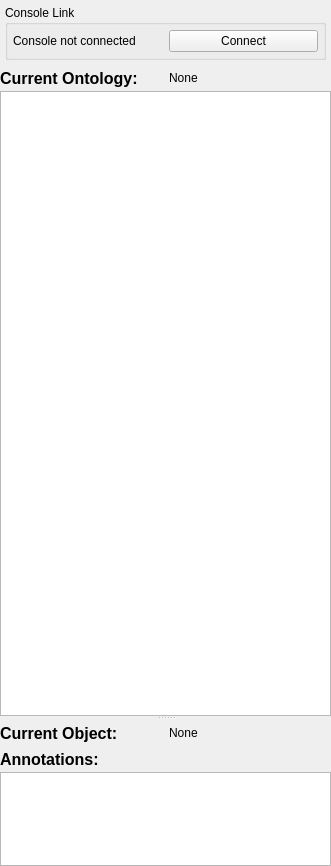
Old version of the form v3d_main/neuron_annotator/gui/AnnotationWidget.ui in the repository CBL-ORION/Vaa3D-mirror.
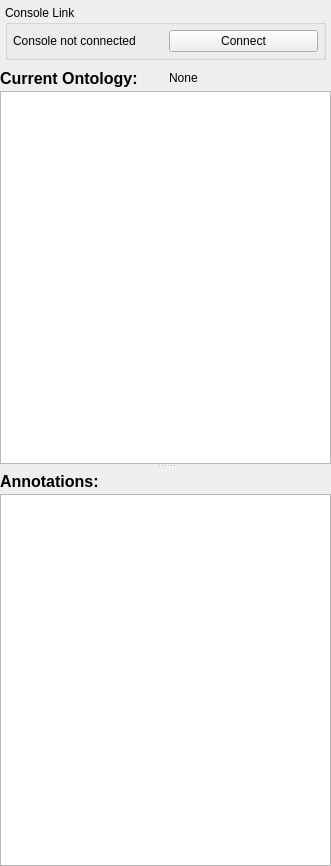
New version of the form. Custom widgets are drawn as their Qt base class.

Commit message: refactored tree implementations implemented entity tree with annotations added icons for tree nodes

Diff of the .ui file:
```diff
--- a/v3d_main/neuron_annotator/gui/AnnotationWidget.ui
+++ b/v3d_main/neuron_annotator/gui/AnnotationWidget.ui
@@ -73,7 +73,7 @@
       <property name="sizePolicy">
        <sizepolicy hsizetype="Preferred" vsizetype="Preferred">
         <horstretch>0</horstretch>
-        <verstretch>5</verstretch>
+        <verstretch>3</verstretch>
        </sizepolicy>
       </property>
       <property name="minimumSize">
@@ -161,7 +161,7 @@
       <property name="sizePolicy">
        <sizepolicy hsizetype="Preferred" vsizetype="Preferred">
         <horstretch>0</horstretch>
-        <verstretch>1</verstretch>
+        <verstretch>3</verstretch>
        </sizepolicy>
       </property>
       <property name="minimumSize">
@@ -181,70 +181,13 @@
         <number>0</number>
        </property>
        <item>
-        <widget class="QWidget" name="verticalWidget" native="true">
-         <property name="minimumSize">
-          <size>
-           <width>0</width>
-           <height>50</height>
-          </size>
-         </property>
-         <layout class="QVBoxLayout" name="verticalLayout_3">
-          <property name="spacing">
-           <number>0</number>
-          </property>
+        <widget class="QWidget" name="horizontalWidget_2" native="true">
+         <layout class="QHBoxLayout" name="horizontalLayout_2">
           <property name="margin">
            <number>0</number>
           </property>
           <item>
-           <widget class="QWidget" name="horizontalWidget_2" native="true">
-            <layout class="QHBoxLayout" name="horizontalLayout_2">
-             <property name="margin">
-              <number>0</number>
-             </property>
-             <item>
-              <widget class="QLabel" name="label_2">
-               <property name="font">
-                <font>
-                 <pointsize>12</pointsize>
-                 <weight>75</weight>
-                 <bold>true</bold>
-                </font>
-               </property>
-               <property name="text">
-                <string>Current Object:</string>
-               </property>
-               <property name="margin">
-                <number>5</number>
-               </property>
-              </widget>
-             </item>
-             <item>
-              <widget class="QLabel" name="currentObjectLabel">
-               <property name="minimumSize">
-                <size>
-                 <width>0</width>
-                 <height>26</height>
-                </size>
-               </property>
-               <property name="text">
-                <string>None</string>
-               </property>
-               <property name="margin">
-                <number>5</number>
-               </property>
-              </widget>
-             </item>
-            </layout>
-           </widget>
-          </item>
-          <item>
-           <widget class="QLabel" name="label_3">
-            <property name="minimumSize">
-             <size>
-              <width>0</width>
-              <height>26</height>
-             </size>
-            </property>
+           <widget class="QLabel" name="label_2">
             <property name="font">
              <font>
               <pointsize>12</pointsize>
@@ -255,30 +198,33 @@
             <property name="text">
              <string>Annotations:</string>
             </property>
-            <property name="alignment">
-             <set>Qt::AlignLeading|Qt::AlignLeft|Qt::AlignVCenter</set>
-            </property>
             <property name="margin">
              <number>5</number>
             </property>
            </widget>
           </item>
           <item>
-           <widget class="QListWidget" name="annotationPanelView">
+           <widget class="QLabel" name="annotatedBranchTreeTitle">
             <property name="minimumSize">
              <size>
-              <width>300</width>
-              <height>0</height>
+              <width>0</width>
+              <height>26</height>
              </size>
             </property>
-            <property name="autoFillBackground">
-             <bool>true</bool>
+            <property name="text">
+             <string/>
+            </property>
+            <property name="margin">
+             <number>5</number>
             </property>
            </widget>
           </item>
          </layout>
         </widget>
        </item>
+       <item>
+        <widget class="AnnotatedBranchTreeView" name="annotatedBranchTreeView"/>
+       </item>
       </layout>
      </widget>
     </widget>
@@ -291,6 +237,11 @@
    <extends>QTreeView</extends>
    <header>../neuron_annotator/gui/trees/OntologyTreeView.h</header>
   </customwidget>
+  <customwidget>
+   <class>AnnotatedBranchTreeView</class>
+   <extends>QTreeView</extends>
+   <header>../neuron_annotator/gui/trees/AnnotatedBranchTreeView.h</header>
+  </customwidget>
  </customwidgets>
  <resources/>
  <connections/>
```
The commit also changes 44 other files.
